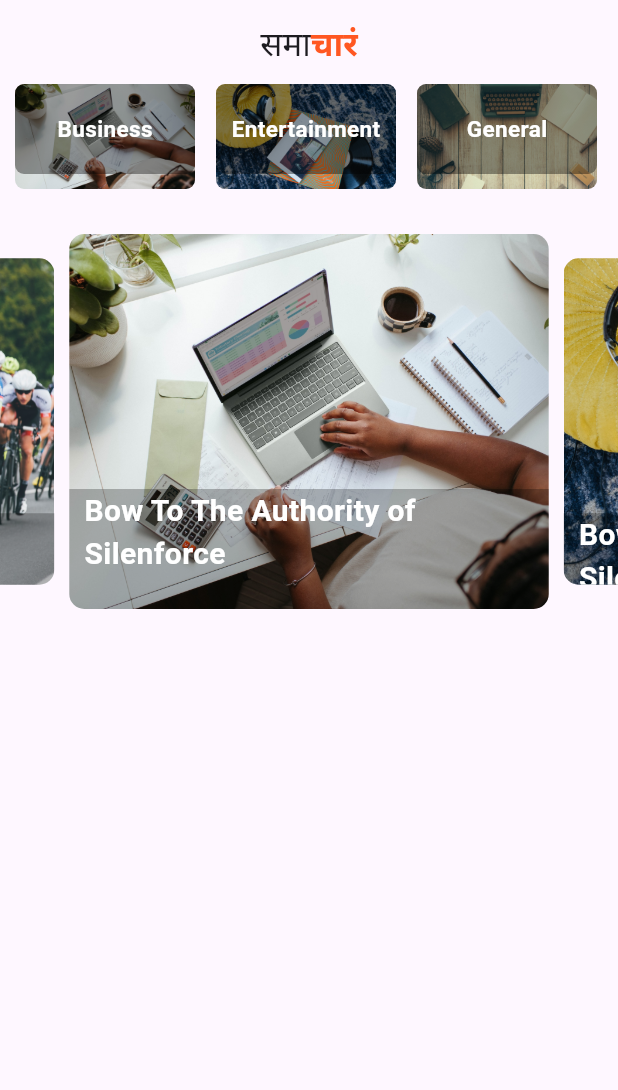
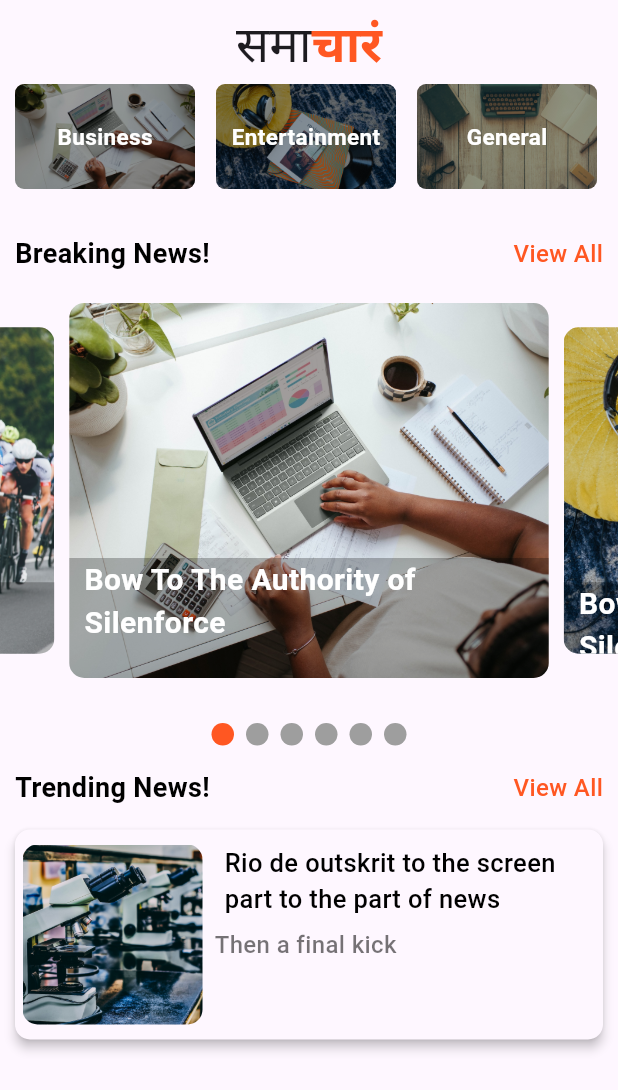
Before and after one commit to aankitasoni/Samacharam, a Flutter app: the screen it shows after launch, on a phone screen of 412 x 824 dp. Shown: the top 1090 px of the screen. Run offline on Flutter 3.47's test engine with Material 3 defaults, Android fonts, the phone set to English and light mode, and no system bars; drawn by our look-alikes of carousel_slider, smooth_page_indicator.

Commit message:
screen added

```diff
--- a/lib/main.dart
+++ b/lib/main.dart
@@ -1,5 +1,6 @@
 import 'package:flutter/material.dart';
 import 'package:news_app_2/screens/home_screen.dart';
+import 'package:news_app_2/screens/landing_screen.dart';
 
 void main() {
   runApp(const MyApp());
--- a/lib/screens/home_screen.dart
+++ b/lib/screens/home_screen.dart
@@ -2,7 +2,9 @@ import 'package:carousel_slider/carousel_slider.dart';
 import 'package:flutter/material.dart';
 import 'package:news_app_2/services/data.dart';
 import 'package:news_app_2/services/slider_data.dart';
+import 'package:news_app_2/widgets/app_bar.dart';
 import 'package:news_app_2/widgets/build_image.dart';
+import 'package:news_app_2/widgets/build_indicator.dart';
 
 import '../models/category_model.dart';
 import '../models/slider_model.dart';
@@ -32,29 +34,17 @@ class _HomeScreenState extends State<HomeScreen> {
   Widget build(BuildContext context) {
     return Scaffold(
       appBar: AppBar(
-        title: const Row(
-          mainAxisAlignment: MainAxisAlignment.center,
-          children: [
-            Text(
-              "समा",
-            ),
-            Text(
-              "चारं",
-              style: TextStyle(
-                color: Colors.deepOrange,
-                fontWeight: FontWeight.bold,
-              ),
-            ),
-          ],
-        ),
+        title: appBar(),
         centerTitle: true,
         elevation: 0.0,
       ),
-      body: Container(
+      body: SingleChildScrollView(
+        child: Container(
           child: Column(
+            crossAxisAlignment: CrossAxisAlignment.start,
             children: [
               Container(
-              margin: EdgeInsets.only(left: 10.0),
+                margin: const EdgeInsets.only(left: 10.0),
                 height: 70,
                 child: ListView.builder(
                   shrinkWrap: true,
@@ -69,6 +59,33 @@ class _HomeScreenState extends State<HomeScreen> {
                 ),
               ),
               const SizedBox(height: 30.0),
+              const Padding(
+                padding: EdgeInsets.only(left: 10.0, right: 10.0),
+                child: Row(
+                  mainAxisAlignment: MainAxisAlignment.spaceBetween,
+                  children: [
+                    Text(
+                      "Breaking News!",
+                      style: TextStyle(
+                        color: Colors.black,
+                        fontWeight: FontWeight.bold,
+                        fontSize: 18.0,
+                      ),
+                    ),
+                    Text(
+                      "View All",
+                      style: TextStyle(
+                        color: Colors.deepOrange,
+                        fontWeight: FontWeight.w500,
+                        fontSize: 16.0,
+                      ),
+                    ),
+                  ],
+                ),
+              ),
+              const SizedBox(
+                height: 20.0,
+              ),
               CarouselSlider.builder(
                 itemCount: sliders.length,
                 itemBuilder: (
@@ -85,16 +102,111 @@ class _HomeScreenState extends State<HomeScreen> {
                     autoPlay: true,
                     enlargeCenterPage: true,
                     enlargeStrategy: CenterPageEnlargeStrategy.height,
-                onPageChanged: (index, reason){
+                    onPageChanged: (index, reason) {
                       setState(() {
                         activeIndex = index;
                       });
-                }
+                    }),
+              ),
+              const SizedBox(
+                height: 30.0,
+              ),
+              Center(
+                child: BuildIndicator(
+                  activeIndex: activeIndex,
+                  count: sliders.length,
+                ),
+              ),
+              const SizedBox(
+                height: 15.0,
+              ),
+              const Padding(
+                padding: EdgeInsets.only(left: 10.0, right: 10.0),
+                child: Row(
+                  mainAxisAlignment: MainAxisAlignment.spaceBetween,
+                  children: [
+                    Text(
+                      "Trending News!",
+                      style: TextStyle(
+                        color: Colors.black,
+                        fontWeight: FontWeight.bold,
+                        fontSize: 18.0,
+                      ),
+                    ),
+                    Text(
+                      "View All",
+                      style: TextStyle(
+                        color: Colors.deepOrange,
+                        fontWeight: FontWeight.w500,
+                        fontSize: 16.0,
                       ),
                     ),
                   ],
                 ),
               ),
+              const SizedBox(
+                height: 15.0,
+              ),
+              Padding(
+                padding: const EdgeInsets.symmetric(horizontal: 10.0),
+                child: Material(
+                  elevation: 3.0,
+                  borderRadius: BorderRadius.circular(10),
+                  child: Padding(
+                    padding: const EdgeInsets.symmetric(vertical: 10.0, horizontal: 5.0),
+                    child: Row(
+                      crossAxisAlignment: CrossAxisAlignment.start,
+                      children: [
+                        Container(
+                          child: ClipRRect(
+                            borderRadius: BorderRadius.circular(10),
+                            child: Image.asset(
+                              "images/science.jpg",
+                              height: 120,
+                              width: 120,
+                              fit: BoxFit.cover,
+                            ),
+                          ),
+                        ),
+                        const SizedBox(
+                          width: 8,
+                        ),
+                        Column(
+                          children: [
+                            Container(
+                              width: MediaQuery.of(context).size.width / 1.8,
+                              child: Text(
+                                "Rio de outskrit to the screen part to the part of news",
+                                style: TextStyle(
+                                  color: Colors.black,
+                                  fontWeight: FontWeight.w500,
+                                  fontSize: 17.0,
+                                ),
+                              ),
+                            ),
+                            const SizedBox(height: 7,),
+                            Container(
+                              width: MediaQuery.of(context).size.width / 1.7,
+                              child: Text(
+                                "Then a final kick",
+                                style: TextStyle(
+                                  color: Colors.black54,
+                                  fontWeight: FontWeight.w500,
+                                  fontSize: 16.0,
+                                ),
+                              ),
+                            ),
+                          ],
+                        ),
+                      ],
+                    ),
+                  ),
+                ),
+              )
+            ],
+          ),
+        ),
+      ),
     );
   }
 }
--- /dev/null
+++ b/lib/widgets/app_bar.dart
@@ -0,0 +1,21 @@
+import 'package:flutter/material.dart';
+
+Widget appBar(){
+  return const Row(
+    mainAxisAlignment: MainAxisAlignment.center,
+    children: [
+      Text(
+        "समा",
+        style: TextStyle(fontSize: 33),
+      ),
+      Text(
+        "चारं",
+        style: TextStyle(
+          color: Colors.deepOrange,
+          fontSize: 33,
+          fontWeight: FontWeight.bold,
+        ),
+      ),
+    ],
+  );
+}
--- /dev/null
+++ b/lib/widgets/build_indicator.dart
@@ -0,0 +1,27 @@
+import 'package:flutter/material.dart';
+import 'package:smooth_page_indicator/smooth_page_indicator.dart';
+
+class BuildIndicator extends StatelessWidget {
+  final int activeIndex;
+  final int count;
+
+  const BuildIndicator({
+    super.key,
+    required this.activeIndex,
+    required this.count,
+  });
+
+  @override
+  Widget build(BuildContext context) {
+    var sliders;
+    return AnimatedSmoothIndicator(
+      activeIndex: activeIndex,
+      count: count,
+      effect: SlideEffect(
+        dotWidth: 15,
+        dotHeight: 15,
+        activeDotColor: Colors.deepOrange,
+      ),
+    );
+  }
+}
--- a/lib/widgets/category_tile.dart
+++ b/lib/widgets/category_tile.dart
@@ -22,7 +22,7 @@ class CategoryTile extends StatelessWidget {
           ),
           Container(
             width: 120,
-            height: 60,
+            height: 70,
             decoration: BoxDecoration(
               borderRadius: BorderRadius.circular(6),
               color: Colors.black38,
```
Also changed, not shown: lib/models/article_model.dart (added, +10 -0 lines), lib/screens/landing_screen.dart (added, +79 -0 lines). Lines whose indentation alone changed are shown as unchanged.
